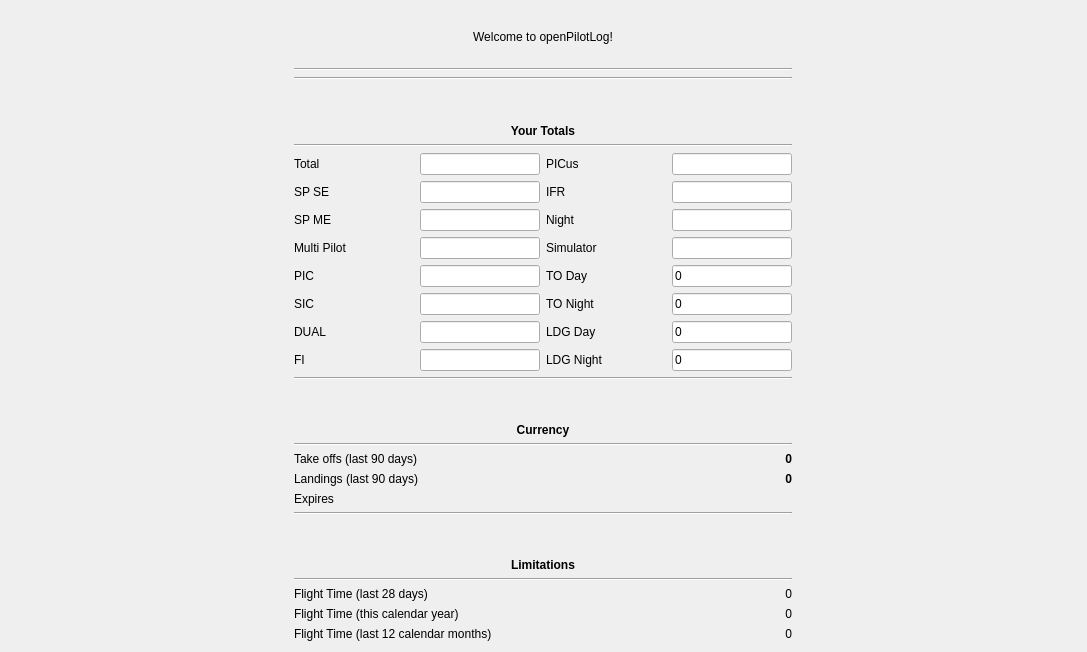
This is src/gui/widgets/homewidget.ui in fiffty-50/openPilotLog as Qt 5 draws it before an edit. The edited form follows.
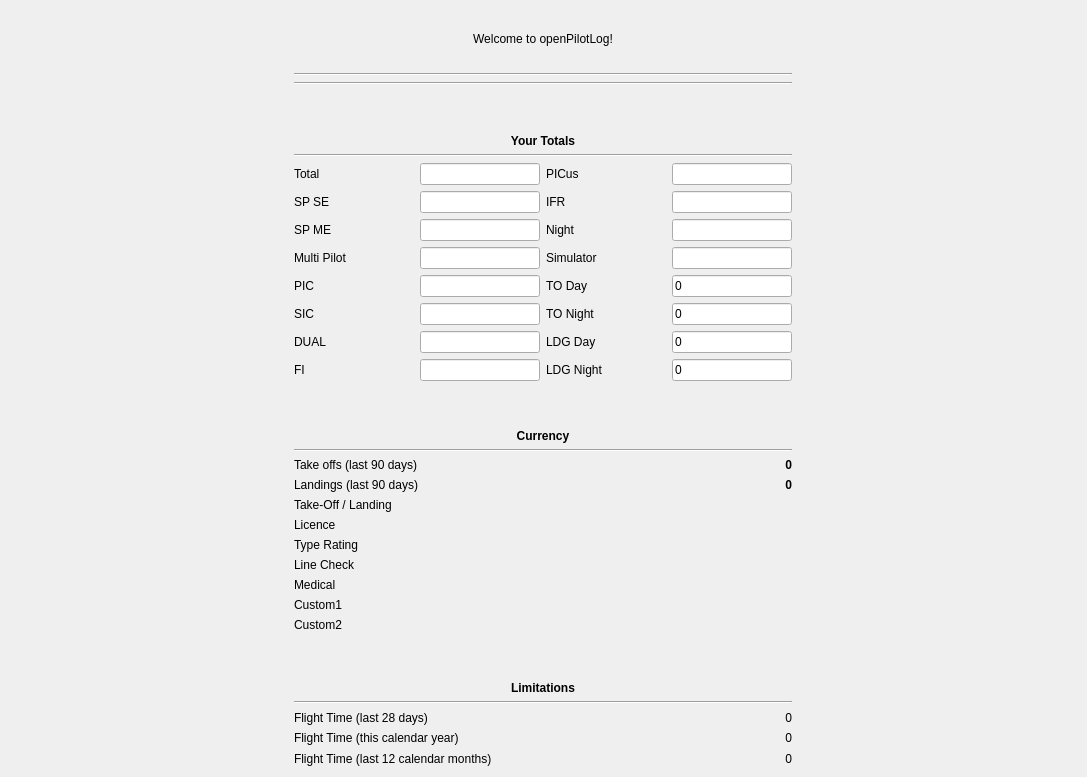
This is the edited form.

Diff of the .ui file:
```diff
--- a/src/gui/widgets/homewidget.ui
+++ b/src/gui/widgets/homewidget.ui
@@ -7,20 +7,26 @@
     <x>0</x>
     <y>0</y>
     <width>1087</width>
-    <height>652</height>
+    <height>777</height>
    </rect>
   </property>
   <property name="windowTitle">
    <string>Form</string>
   </property>
   <layout class="QGridLayout" name="gridLayout_4">
-   <item row="0" column="0">
-    <widget class="QLabel" name="welcomeLabel">
+   <item row="9" column="0">
+    <widget class="QLabel" name="limitationsLabel">
+     <property name="font">
+      <font>
+       <weight>75</weight>
+       <bold>true</bold>
+      </font>
+     </property>
      <property name="text">
-      <string>Welcome to openPilotLog!</string>
+      <string>Limitations</string>
      </property>
      <property name="alignment">
-      <set>Qt::AlignCenter</set>
+      <set>Qt::AlignBottom|Qt::AlignHCenter</set>
      </property>
     </widget>
    </item>
@@ -54,8 +60,354 @@
      </property>
     </widget>
    </item>
-   <item row="4" column="0">
-    <widget class="Line" name="line">
+   <item row="2" column="0">
+    <widget class="Line" name="line_7">
+     <property name="orientation">
+      <enum>Qt::Horizontal</enum>
+     </property>
+    </widget>
+   </item>
+   <item row="8" column="0">
+    <layout class="QGridLayout" name="gridLayout_3">
+     <item row="0" column="0">
+      <widget class="QLabel" name="TakeOffLabel">
+       <property name="text">
+        <string>Take offs (last 90 days)</string>
+       </property>
+      </widget>
+     </item>
+     <item row="0" column="1">
+      <widget class="QLabel" name="TakeOffDisplayLabel">
+       <property name="font">
+        <font>
+         <weight>75</weight>
+         <bold>true</bold>
+        </font>
+       </property>
+       <property name="layoutDirection">
+        <enum>Qt::LeftToRight</enum>
+       </property>
+       <property name="text">
+        <string>0</string>
+       </property>
+       <property name="alignment">
+        <set>Qt::AlignRight|Qt::AlignTrailing|Qt::AlignVCenter</set>
+       </property>
+      </widget>
+     </item>
+     <item row="1" column="0">
+      <widget class="QLabel" name="LandingsLabel">
+       <property name="text">
+        <string>Landings (last 90 days)</string>
+       </property>
+      </widget>
+     </item>
+     <item row="1" column="1">
+      <widget class="QLabel" name="LandingsDisplayLabel">
+       <property name="font">
+        <font>
+         <weight>75</weight>
+         <bold>true</bold>
+        </font>
+       </property>
+       <property name="layoutDirection">
+        <enum>Qt::LeftToRight</enum>
+       </property>
+       <property name="text">
+        <string>0</string>
+       </property>
+       <property name="alignment">
+        <set>Qt::AlignRight|Qt::AlignTrailing|Qt::AlignVCenter</set>
+       </property>
+      </widget>
+     </item>
+     <item row="2" column="0">
+      <widget class="QLabel" name="currToLdgLabel">
+       <property name="font">
+        <font>
+         <italic>false</italic>
+        </font>
+       </property>
+       <property name="text">
+        <string>Take-Off / Landing</string>
+       </property>
+      </widget>
+     </item>
+     <item row="2" column="1">
+      <widget class="QLabel" name="currToLdgDisplayLabel">
+       <property name="font">
+        <font>
+         <weight>75</weight>
+         <bold>true</bold>
+        </font>
+       </property>
+       <property name="text">
+        <string/>
+       </property>
+       <property name="alignment">
+        <set>Qt::AlignRight|Qt::AlignTrailing|Qt::AlignVCenter</set>
+       </property>
+      </widget>
+     </item>
+     <item row="3" column="0">
+      <widget class="QLabel" name="currLicLabel">
+       <property name="font">
+        <font>
+         <italic>false</italic>
+        </font>
+       </property>
+       <property name="text">
+        <string>Licence</string>
+       </property>
+      </widget>
+     </item>
+     <item row="3" column="1">
+      <widget class="QLabel" name="currLicDisplayLabel">
+       <property name="font">
+        <font>
+         <weight>75</weight>
+         <bold>true</bold>
+        </font>
+       </property>
+       <property name="text">
+        <string/>
+       </property>
+       <property name="alignment">
+        <set>Qt::AlignRight|Qt::AlignTrailing|Qt::AlignVCenter</set>
+       </property>
+      </widget>
+     </item>
+     <item row="4" column="0">
+      <widget class="QLabel" name="currTrLabel">
+       <property name="font">
+        <font>
+         <italic>false</italic>
+        </font>
+       </property>
+       <property name="text">
+        <string>Type Rating</string>
+       </property>
+      </widget>
+     </item>
+     <item row="4" column="1">
+      <widget class="QLabel" name="currTrDisplayLabel">
+       <property name="font">
+        <font>
+         <weight>75</weight>
+         <bold>true</bold>
+        </font>
+       </property>
+       <property name="text">
+        <string/>
+       </property>
+       <property name="alignment">
+        <set>Qt::AlignRight|Qt::AlignTrailing|Qt::AlignVCenter</set>
+       </property>
+      </widget>
+     </item>
+     <item row="5" column="0">
+      <widget class="QLabel" name="currLckLabel">
+       <property name="font">
+        <font>
+         <italic>false</italic>
+        </font>
+       </property>
+       <property name="text">
+        <string>Line Check</string>
+       </property>
+      </widget>
+     </item>
+     <item row="5" column="1">
+      <widget class="QLabel" name="currLckDisplayLabel">
+       <property name="font">
+        <font>
+         <weight>75</weight>
+         <bold>true</bold>
+        </font>
+       </property>
+       <property name="text">
+        <string/>
+       </property>
+       <property name="alignment">
+        <set>Qt::AlignRight|Qt::AlignTrailing|Qt::AlignVCenter</set>
+       </property>
+      </widget>
+     </item>
+     <item row="6" column="0">
+      <widget class="QLabel" name="currMedLabel">
+       <property name="font">
+        <font>
+         <italic>false</italic>
+        </font>
+       </property>
+       <property name="text">
+        <string>Medical</string>
+       </property>
+      </widget>
+     </item>
+     <item row="6" column="1">
+      <widget class="QLabel" name="currMedDisplayLabel">
+       <property name="font">
+        <font>
+         <weight>75</weight>
+         <bold>true</bold>
+        </font>
+       </property>
+       <property name="text">
+        <string/>
+       </property>
+       <property name="alignment">
+        <set>Qt::AlignRight|Qt::AlignTrailing|Qt::AlignVCenter</set>
+       </property>
+      </widget>
+     </item>
+     <item row="7" column="0">
+      <widget class="QLabel" name="currCustom1Label">
+       <property name="font">
+        <font>
+         <italic>false</italic>
+        </font>
+       </property>
+       <property name="text">
+        <string>Custom1</string>
+       </property>
+      </widget>
+     </item>
+     <item row="7" column="1">
+      <widget class="QLabel" name="currCustom1DisplayLabel">
+       <property name="font">
+        <font>
+         <weight>75</weight>
+         <bold>true</bold>
+        </font>
+       </property>
+       <property name="text">
+        <string/>
+       </property>
+       <property name="alignment">
+        <set>Qt::AlignRight|Qt::AlignTrailing|Qt::AlignVCenter</set>
+       </property>
+      </widget>
+     </item>
+     <item row="8" column="0">
+      <widget class="QLabel" name="currCustom2Label">
+       <property name="font">
+        <font>
+         <italic>false</italic>
+        </font>
+       </property>
+       <property name="text">
+        <string>Custom2</string>
+       </property>
+      </widget>
+     </item>
+     <item row="8" column="1">
+      <widget class="QLabel" name="currCustom2DisplayLabel">
+       <property name="font">
+        <font>
+         <weight>75</weight>
+         <bold>true</bold>
+        </font>
+       </property>
+       <property name="text">
+        <string/>
+       </property>
+       <property name="alignment">
+        <set>Qt::AlignRight|Qt::AlignTrailing|Qt::AlignVCenter</set>
+       </property>
+      </widget>
+     </item>
+    </layout>
+   </item>
+   <item row="11" column="0">
+    <layout class="QGridLayout" name="gridLayout_2">
+     <item row="0" column="0">
+      <widget class="QLabel" name="FlightTime28dLabel">
+       <property name="text">
+        <string>Flight Time (last 28 days)</string>
+       </property>
+      </widget>
+     </item>
+     <item row="0" column="1">
+      <widget class="QLabel" name="FlightTime28dDisplayLabel">
+       <property name="layoutDirection">
+        <enum>Qt::LeftToRight</enum>
+       </property>
+       <property name="text">
+        <string>0</string>
+       </property>
+       <property name="alignment">
+        <set>Qt::AlignRight|Qt::AlignTrailing|Qt::AlignVCenter</set>
+       </property>
+      </widget>
+     </item>
+     <item row="1" column="0">
+      <widget class="QLabel" name="FlightTimeCalYearLabel">
+       <property name="text">
+        <string>Flight Time (this calendar year)</string>
+       </property>
+      </widget>
+     </item>
+     <item row="1" column="1">
+      <widget class="QLabel" name="FlightTimeCalYearDisplayLabel">
+       <property name="layoutDirection">
+        <enum>Qt::LeftToRight</enum>
+       </property>
+       <property name="text">
+        <string>0</string>
+       </property>
+       <property name="alignment">
+        <set>Qt::AlignRight|Qt::AlignTrailing|Qt::AlignVCenter</set>
+       </property>
+      </widget>
+     </item>
+     <item row="2" column="0">
+      <widget class="QLabel" name="FlightTime12mLabel">
+       <property name="text">
+        <string>Flight Time (last 12 calendar months)</string>
+       </property>
+      </widget>
+     </item>
+     <item row="2" column="1">
+      <widget class="QLabel" name="FlightTime12mDisplayLabel">
+       <property name="layoutDirection">
+        <enum>Qt::LeftToRight</enum>
+       </property>
+       <property name="text">
+        <string>0</string>
+       </property>
+       <property name="alignment">
+        <set>Qt::AlignRight|Qt::AlignTrailing|Qt::AlignVCenter</set>
+       </property>
+      </widget>
+     </item>
+    </layout>
+   </item>
+   <item row="6" column="0">
+    <widget class="QLabel" name="currencyLabel">
+     <property name="font">
+      <font>
+       <weight>75</weight>
+       <bold>true</bold>
+      </font>
+     </property>
+     <property name="text">
+      <string>Currency</string>
+     </property>
+     <property name="alignment">
+      <set>Qt::AlignBottom|Qt::AlignHCenter</set>
+     </property>
+    </widget>
+   </item>
+   <item row="10" column="0">
+    <widget class="Line" name="line_3">
+     <property name="orientation">
+      <enum>Qt::Horizontal</enum>
+     </property>
+    </widget>
+   </item>
+   <item row="7" column="0">
+    <widget class="Line" name="line_4">
      <property name="orientation">
       <enum>Qt::Horizontal</enum>
      </property>
@@ -592,214 +944,23 @@
      </item>
     </layout>
    </item>
-   <item row="6" column="0">
-    <widget class="Line" name="line_5">
-     <property name="orientation">
-      <enum>Qt::Horizontal</enum>
-     </property>
-    </widget>
-   </item>
-   <item row="7" column="0">
-    <widget class="QLabel" name="currencyLabel">
-     <property name="font">
-      <font>
-       <weight>75</weight>
-       <bold>true</bold>
-      </font>
-     </property>
+   <item row="0" column="0">
+    <widget class="QLabel" name="welcomeLabel">
      <property name="text">
-      <string>Currency</string>
+      <string>Welcome to openPilotLog!</string>
      </property>
      <property name="alignment">
-      <set>Qt::AlignBottom|Qt::AlignHCenter</set>
+      <set>Qt::AlignCenter</set>
      </property>
     </widget>
    </item>
-   <item row="8" column="0">
-    <widget class="Line" name="line_4">
+   <item row="4" column="0">
+    <widget class="Line" name="line">
      <property name="orientation">
       <enum>Qt::Horizontal</enum>
      </property>
     </widget>
    </item>
-   <item row="9" column="0">
-    <layout class="QGridLayout" name="gridLayout_3">
-     <item row="0" column="0">
-      <widget class="QLabel" name="TakeOffLabel">
-       <property name="text">
-        <string>Take offs (last 90 days)</string>
-       </property>
-      </widget>
-     </item>
-     <item row="0" column="1">
-      <widget class="QLabel" name="TakeOffDisplayLabel">
-       <property name="font">
-        <font>
-         <weight>75</weight>
-         <bold>true</bold>
-        </font>
-       </property>
-       <property name="layoutDirection">
-        <enum>Qt::LeftToRight</enum>
-       </property>
-       <property name="text">
-        <string>0</string>
-       </property>
-       <property name="alignment">
-        <set>Qt::AlignRight|Qt::AlignTrailing|Qt::AlignVCenter</set>
-       </property>
-      </widget>
-     </item>
-     <item row="1" column="0">
-      <widget class="QLabel" name="LandingsLabel">
-       <property name="text">
-        <string>Landings (last 90 days)</string>
-       </property>
-      </widget>
-     </item>
-     <item row="1" column="1">
-      <widget class="QLabel" name="LandingsDisplayLabel">
-       <property name="font">
-        <font>
-         <weight>75</weight>
-         <bold>true</bold>
-        </font>
-       </property>
-       <property name="layoutDirection">
-        <enum>Qt::LeftToRight</enum>
-       </property>
-       <property name="text">
-        <string>0</string>
-       </property>
-       <property name="alignment">
-        <set>Qt::AlignRight|Qt::AlignTrailing|Qt::AlignVCenter</set>
-       </property>
-      </widget>
-     </item>
-     <item row="2" column="0">
-      <widget class="QLabel" name="currencyExpirationLabel">
-       <property name="font">
-        <font>
-         <italic>false</italic>
-        </font>
-       </property>
-       <property name="text">
-        <string>Expires</string>
-       </property>
-      </widget>
-     </item>
-     <item row="2" column="1">
-      <widget class="QLabel" name="currencyExpirationDisplayLabel">
-       <property name="font">
-        <font>
-         <weight>75</weight>
-         <bold>true</bold>
-        </font>
-       </property>
-       <property name="text">
-        <string/>
-       </property>
-       <property name="alignment">
-        <set>Qt::AlignRight|Qt::AlignTrailing|Qt::AlignVCenter</set>
-       </property>
-      </widget>
-     </item>
-    </layout>
-   </item>
-   <item row="10" column="0">
-    <widget class="Line" name="line_6">
-     <property name="orientation">
-      <enum>Qt::Horizontal</enum>
-     </property>
-    </widget>
-   </item>
-   <item row="11" column="0">
-    <widget class="QLabel" name="limitationsLabel">
-     <property name="font">
-      <font>
-       <weight>75</weight>
-       <bold>true</bold>
-      </font>
-     </property>
-     <property name="text">
-      <string>Limitations</string>
-     </property>
-     <property name="alignment">
-      <set>Qt::AlignBottom|Qt::AlignHCenter</set>
-     </property>
-    </widget>
-   </item>
-   <item row="12" column="0">
-    <widget class="Line" name="line_3">
-     <property name="orientation">
-      <enum>Qt::Horizontal</enum>
-     </property>
-    </widget>
-   </item>
-   <item row="13" column="0">
-    <layout class="QGridLayout" name="gridLayout_2">
-     <item row="0" column="0">
-      <widget class="QLabel" name="FlightTime28dLabel">
-       <property name="text">
-        <string>Flight Time (last 28 days)</string>
-       </property>
-      </widget>
-     </item>
-     <item row="0" column="1">
-      <widget class="QLabel" name="FlightTime28dDisplayLabel">
-       <property name="layoutDirection">
-        <enum>Qt::LeftToRight</enum>
-       </property>
-       <property name="text">
-        <string>0</string>
-       </property>
-       <property name="alignment">
-        <set>Qt::AlignRight|Qt::AlignTrailing|Qt::AlignVCenter</set>
-       </property>
-      </widget>
-     </item>
-     <item row="1" column="0">
-      <widget class="QLabel" name="FlightTimeCalYearLabel">
-       <property name="text">
-        <string>Flight Time (this calendar year)</string>
-       </property>
-      </widget>
-     </item>
-     <item row="1" column="1">
-      <widget class="QLabel" name="FlightTimeCalYearDisplayLabel">
-       <property name="layoutDirection">
-        <enum>Qt::LeftToRight</enum>
-       </property>
-       <property name="text">
-        <string>0</string>
-       </property>
-       <property name="alignment">
-        <set>Qt::AlignRight|Qt::AlignTrailing|Qt::AlignVCenter</set>
-       </property>
-      </widget>
-     </item>
-     <item row="2" column="0">
-      <widget class="QLabel" name="FlightTime12mLabel">
-       <property name="text">
-        <string>Flight Time (last 12 calendar months)</string>
-       </property>
-      </widget>
-     </item>
-     <item row="2" column="1">
-      <widget class="QLabel" name="FlightTime12mDisplayLabel">
-       <property name="layoutDirection">
-        <enum>Qt::LeftToRight</enum>
-       </property>
-       <property name="text">
-        <string>0</string>
-       </property>
-       <property name="alignment">
-        <set>Qt::AlignRight|Qt::AlignTrailing|Qt::AlignVCenter</set>
-       </property>
-      </widget>
-     </item>
-    </layout>
-   </item>
   </layout>
  </widget>
  <resources/>
```
Left out of the diff: 7 changed lines with no effect on the pictures.
